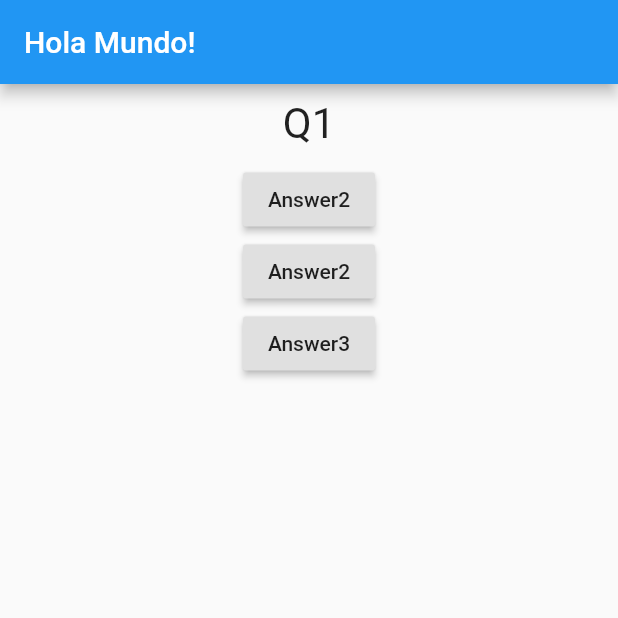
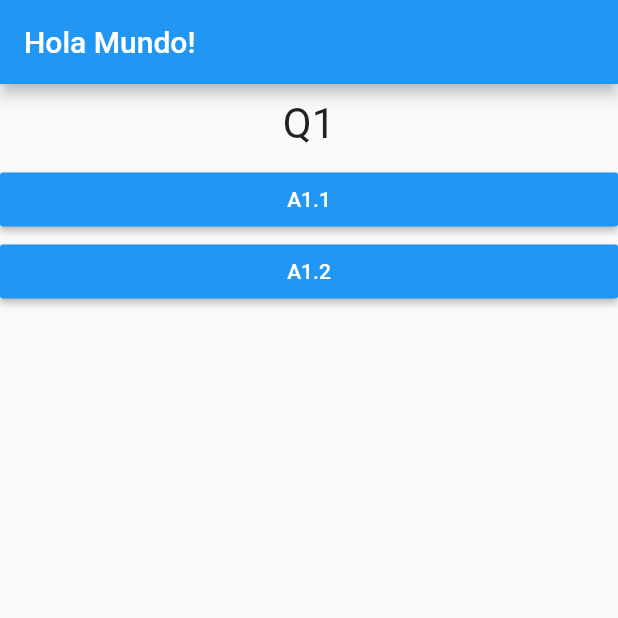
Before and after one commit to Jose-Verdu-Diaz/flutter_tutorial, a Flutter app: the screen it shows after launch, on a phone screen of 412 x 824 dp, the top half of it. Run offline on Flutter 3.47's test engine with Material 2 defaults, Android fonts, the phone set to English and light mode, and no system bars.

Commit message:
Answer widget and index exception

```diff
--- /dev/null
+++ b/lib/answer.dart
@@ -0,0 +1,21 @@
+import 'package:flutter/material.dart';
+
+class Answer extends StatelessWidget {
+  final Function selectHandler;
+  final String answerText;
+
+  Answer(this.selectHandler, this.answerText);
+
+  @override
+  Widget build(BuildContext context) {
+    return Container(
+      width: double.infinity,
+      child: RaisedButton(
+        textColor: Colors.white,
+        color: Colors.blue,
+        child: Text(answerText),
+        onPressed: selectHandler,
+      ),
+    );
+  }
+}
--- a/lib/main.dart
+++ b/lib/main.dart
@@ -1,6 +1,7 @@
 import 'package:flutter/material.dart';
 
 import './question.dart';
+import './answer.dart';
 
 void main() => runApp(MyApp());
 
@@ -15,43 +16,50 @@ class MyApp extends StatefulWidget {
 class _MyAppState extends State<MyApp> {
   var _questionIndex = 0;
 
-  void answerQuestion() {
+  final questions = const [
+    {
+      'question': 'Q1',
+      'answers': ['A1.1', 'A1.2']
+    },
+    {
+      'question': 'Q2',
+      'answers': ['A2.1', 'A2.2', 'A2.3']
+    },
+    {
+      'question': 'Q3',
+      'answers': ['A3.1', 'A3.2', 'A3.3', 'A3.4']
+    }
+  ];
+
+  void _answerQuestion() {
     setState(() {
       _questionIndex++;
     });
     print(_questionIndex);
+    if (_questionIndex < questions.length) {}
   }
 
   @override
   Widget build(BuildContext context) {
-    var questions = ['Q1', 'Q2', 'Q3', 'Q4'];
-
     return MaterialApp(
       home: Scaffold(
         appBar: AppBar(
           title: Text('Hola Mundo!'),
         ),
-        body: Column(
-          children: [
-            Question(
-              questions[_questionIndex],
-            ),
-            RaisedButton(
-              child: Text('Answer2'),
-              onPressed: answerQuestion,
-            ),
-            RaisedButton(
-              child: Text('Answer2'),
-              onPressed: () => print('Answer 2 Chosen'),
-            ),
-            RaisedButton(
-              child: Text('Answer3'),
-              onPressed: () {
-                print('Answer 3 Chosen');
-              },
-            )
-          ],
-        ),
+        body: _questionIndex < questions.length
+            ? Column(
+                children: [
+                  Question(
+                    questions[_questionIndex]['question'],
+                  ),
+                  ...(questions[_questionIndex]['answers'] as List<String>)
+                      .map((answer) => Answer(_answerQuestion, answer))
+                      .toList()
+                ],
+              )
+            : Center(
+                child: Text('END'),
+              ),
       ),
     );
   }
```
